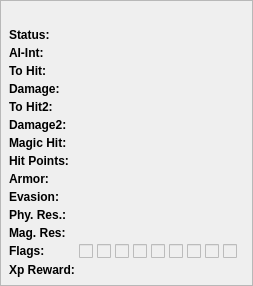
Above: source/dungeonsubtilewidget.ui from pionere/d1-graphics-tool before the change. Below: the same form after it.
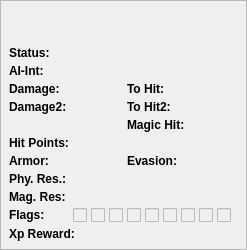
That is the form after the change.

Commit message: smk 5t

Diff of the .ui file:
```diff
--- a/source/dungeonsubtilewidget.ui
+++ b/source/dungeonsubtilewidget.ui
@@ -57,37 +57,27 @@
       <item row="1" column="0" colspan="2" alignment="Qt::AlignCenter">
        <widget class="QLabel" name="monsterLevel"/>
       </item>
-      <item row="1" column="0">
-       <widget class="QLabel">
-        <property name="text">
-         <string>&lt;b&gt;Status:&lt;/b&gt;</string>
-        </property>
-       </widget>
-      </item>
-      <item row="1" column="1">
-       <widget class="QLabel" name="monsterStatus"/>
-      </item>
       <item row="2" column="0">
        <widget class="QLabel">
         <property name="text">
-         <string>&lt;b&gt;AI-Int:&lt;/b&gt;</string>
+         <string>&lt;b&gt;Status:&lt;/b&gt;</string>
         </property>
        </widget>
       </item>
       <item row="2" column="1">
-       <widget class="QLabel" name="monsterInt"/>
+       <widget class="QLabel" name="monsterStatus"/>
       </item>
-
       <item row="3" column="0">
        <widget class="QLabel">
         <property name="text">
-         <string>&lt;b&gt;To Hit:&lt;/b&gt;</string>
+         <string>&lt;b&gt;AI-Int:&lt;/b&gt;</string>
         </property>
        </widget>
       </item>
       <item row="3" column="1">
-       <widget class="QLabel" name="monsterHit"/>
+       <widget class="QLabel" name="monsterInt"/>
       </item>
+
       <item row="4" column="0">
        <widget class="QLabel">
         <property name="text">
@@ -98,79 +88,89 @@
       <item row="4" column="1">
        <widget class="QLabel" name="monsterDamage"/>
       </item>
+      <item row="4" column="2">
+       <widget class="QLabel">
+        <property name="text">
+         <string>&lt;b&gt;To Hit:&lt;/b&gt;</string>
+        </property>
+       </widget>
+      </item>
+      <item row="4" column="3">
+       <widget class="QLabel" name="monsterHit"/>
+      </item>
 
       <item row="5" column="0">
        <widget class="QLabel">
         <property name="text">
-         <string>&lt;b&gt;To Hit2:&lt;/b&gt;</string>
-        </property>
-       </widget>
-      </item>
-      <item row="5" column="1">
-       <widget class="QLabel" name="monsterHit2"/>
-      </item>
-      <item row="6" column="0">
-       <widget class="QLabel">
-        <property name="text">
          <string>&lt;b&gt;Damage2:&lt;/b&gt;</string>
         </property>
        </widget>
       </item>
-      <item row="6" column="1">
+      <item row="5" column="1">
        <widget class="QLabel" name="monsterDamage2"/>
       </item>
+      <item row="5" column="2">
+       <widget class="QLabel">
+        <property name="text">
+         <string>&lt;b&gt;To Hit2:&lt;/b&gt;</string>
+        </property>
+       </widget>
+      </item>
+      <item row="5" column="3">
+       <widget class="QLabel" name="monsterHit2"/>
+      </item>
 
-      <item row="7" column="0">
+      <item row="6" column="2">
        <widget class="QLabel">
         <property name="text">
          <string>&lt;b&gt;Magic Hit:&lt;/b&gt;</string>
         </property>
        </widget>
       </item>
-      <item row="7" column="1">
+      <item row="6" column="3">
        <widget class="QLabel" name="monsterMagic"/>
       </item>
 
 
-      <item row="8" column="0">
+      <item row="7" column="0">
        <widget class="QLabel">
         <property name="text">
          <string>&lt;b&gt;Hit Points:&lt;/b&gt;</string>
         </property>
        </widget>
       </item>
-      <item row="8" column="1">
+      <item row="7" column="1">
        <widget class="QLabel" name="monsterHp"/>
       </item>
-      <item row="9" column="0">
+      <item row="8" column="0">
        <widget class="QLabel">
         <property name="text">
          <string>&lt;b&gt;Armor:&lt;/b&gt;</string>
         </property>
        </widget>
       </item>
-      <item row="9" column="1">
+      <item row="8" column="1">
        <widget class="QLabel" name="monsterArmorClass"/>
       </item>
-      <item row="10" column="0">
+      <item row="8" column="2">
        <widget class="QLabel">
         <property name="text">
          <string>&lt;b&gt;Evasion:&lt;/b&gt;</string>
         </property>
        </widget>
       </item>
-      <item row="10" column="1">
+      <item row="8" column="3">
        <widget class="QLabel" name="monsterEvasion"/>
       </item>
 
-      <item row="11" column="0">
+      <item row="9" column="0">
        <widget class="QLabel">
         <property name="text">
          <string>&lt;b&gt;Phy. Res.:&lt;/b&gt;</string>
         </property>
        </widget>
       </item>
-      <item row="11" column="1">
+      <item row="9" column="1" colspan="3">
        <layout class="QHBoxLayout">
         <item>
          <widget class="QLabel" name="monsterResSlash">
@@ -202,14 +202,14 @@
         </item>
        </layout>
       </item>
-      <item row="12" column="0">
+      <item row="10" column="0">
        <widget class="QLabel">
         <property name="text">
          <string>&lt;b&gt;Mag. Res:&lt;/b&gt;</string>
         </property>
        </widget>
       </item>
-      <item row="12" column="1">
+      <item row="10" column="1" colspan="3">
        <layout class="QHBoxLayout">
         <item>
          <widget class="QLabel" name="monsterResFire">
@@ -248,14 +248,14 @@
         </item>
        </layout>
       </item>
-      <item row="13" column="0">
+      <item row="11" column="0">
        <widget class="QLabel">
         <property name="text">
          <string>&lt;b&gt;Flags:&lt;/b&gt;</string>
         </property>
        </widget>
       </item>
-      <item row="13" column="1">
+      <item row="11" column="1" colspan="3">
        <layout class="QHBoxLayout">
         <item>
          <widget class="QCheckBox" name="monsterHiddenCheckBox">
@@ -357,14 +357,14 @@
        </layout>
       </item>
 
-      <item row="14" column="0">
+      <item row="12" column="0" colspan="2">
        <widget class="QLabel">
         <property name="text">
          <string>&lt;b&gt;Xp Reward:&lt;/b&gt;</string>
         </property>
        </widget>
       </item>
-      <item row="14" column="1">
+      <item row="12" column="2">
        <widget class="QLabel" name="monsterExp"/>
       </item>
      </layout>
```
The commit also changes 2 other files.
